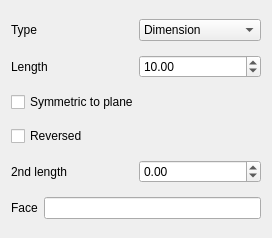
First picture: the form in src/Mod/PartDesign/Gui/TaskPadParameters.ui, repository berndhahnebach/All_FreeCAD, before the edit.
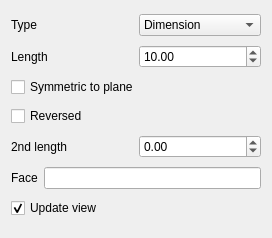
Second picture: the form after the edit.

Commit message: Add a check box to update 3d view or not

Diff of the .ui file:
```diff
--- a/src/Mod/PartDesign/Gui/TaskPadParameters.ui
+++ b/src/Mod/PartDesign/Gui/TaskPadParameters.ui
@@ -119,6 +119,16 @@
      </item>
     </layout>
    </item>
+   <item>
+    <widget class="QCheckBox" name="checkBoxUpdateView">
+     <property name="text">
+      <string>Update view</string>
+     </property>
+     <property name="checked">
+      <bool>true</bool>
+     </property>
+    </widget>
+   </item>
   </layout>
  </widget>
  <resources/>
```
The commit also changes 2 other files.
